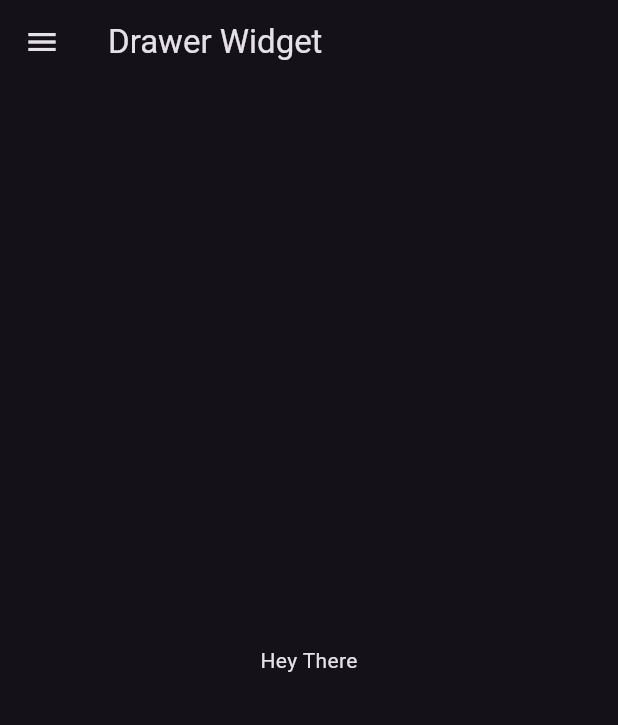
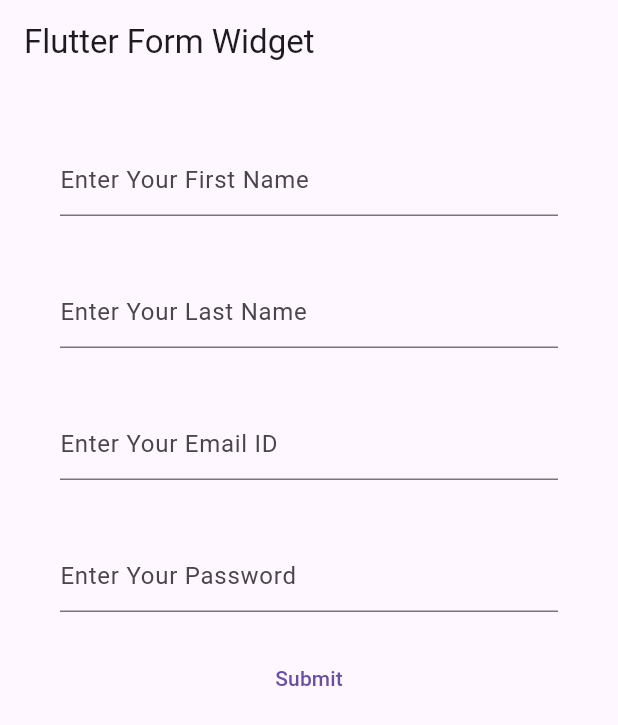
Before and after one commit to saieesh1997/FlutterCourse, a Flutter app: the screen it shows after launch, on a phone screen of 412 x 824 dp. Shown: the top 725 px of the screen. Run offline on Flutter 3.47's test engine with Material 3 defaults, Android fonts, the phone set to English and light mode, and no system bars; our stand-ins replace animated_text_kit.

Commit message:
Forms Widget Learnt

```diff
--- a/lecture_one/lib/main.dart
+++ b/lecture_one/lib/main.dart
@@ -1,8 +1,15 @@
 import 'package:flutter/material.dart';
-import 'package:lecture_one/widgets/dismissible.dart';
-import 'package:lecture_one/widgets/drawer.dart';
-import 'package:lecture_one/widgets/list_grid.dart';
-import 'package:lecture_one/widgets/snack_bar.dart';
+import 'package:lecture_one/widgets/BottomNav.dart';
+import 'package:lecture_one/widgets/animated_text.dart';
+import 'package:lecture_one/widgets/bottom_sheet.dart';
+import 'package:lecture_one/widgets/forms.dart';
+// import 'package:lecture_one/widgets/alert.dart';
+// import 'package:lecture_one/widgets/dismissible.dart';
+// import 'package:lecture_one/widgets/drawer.dart';
+// import 'package:lecture_one/widgets/image.dart';
+
+// import 'package:lecture_one/widgets/list_grid.dart';
+// import 'package:lecture_one/widgets/snack_bar.dart';
 // import 'package:lecture_one/widgets/Container_Sized.dart';
 // import 'package:lecture_one/widgets/rows_columns.dart';
 // import 'package:lecture_one/widgets/textbutton_elevatedbutton.dart';
@@ -16,9 +23,9 @@ class MyApp extends StatelessWidget {
   Widget build(BuildContext context) {
     return MaterialApp(
       debugShowCheckedModeBanner: false,
-      theme: ThemeData(brightness: Brightness.dark,
+      theme: ThemeData(brightness: Brightness.light,
       primaryColor: Colors.deepPurple),
-      home: const DrawerWidget(),
+      home: const FormsWidget(),
     );
   }
 }
--- /dev/null
+++ b/lecture_one/lib/widgets/forms.dart
@@ -0,0 +1,132 @@
+import 'package:flutter/material.dart';
+
+class FormsWidget extends StatefulWidget {
+  const FormsWidget({super.key});
+
+  @override
+  State<FormsWidget> createState() => _FormsWidgetState();
+}
+
+class _FormsWidgetState extends State<FormsWidget> {
+  String firstname = " ";
+  String lastname = " ";
+  String email = " ";
+  String password = " ";
+  final _formkey = GlobalKey<FormState>();
+
+  // ----Functions
+  trysubmit(){
+    final isValid = _formkey.currentState!.validate();
+    if(isValid){
+      _formkey.currentState!.save();
+      submitForm();
+    }
+    else{
+      print('Error');
+    }
+  }
+  submitForm(){
+    print(firstname);
+    print(lastname);
+    print(email);
+    print(password);
+  }
+
+  @override
+  Widget build(BuildContext context) {
+    return Scaffold(
+        appBar: AppBar(
+          title: const Text('Flutter Form Widget'),
+        ),
+        body: Center(
+          child: Padding(
+            padding: const EdgeInsets.all(20.0),
+            child: Form(
+              key: _formkey,
+              child: Column(
+                children: [
+                  Padding(
+                    padding: const EdgeInsets.all(20.0),
+                    child: TextFormField(
+                      decoration: const InputDecoration(
+                          hintText: 'Enter Your First Name'),
+                      key: const ValueKey('firstname'),
+                      validator: (value) {
+                        if (value.toString().isEmpty) {
+                          return 'First Name should not be Empty';
+                        } else {
+                          return null;
+                        }
+                      },
+                      onSaved: (value) {
+                        firstname = value.toString();
+                      },
+                    ),
+                  ),
+                  Padding(
+                    padding: const EdgeInsets.all(20.0),
+                    child: TextFormField(
+                      decoration: const InputDecoration(
+                          hintText: 'Enter Your Last Name'),
+                      key: const ValueKey('lastname'),
+                      validator: (value) {
+                        if (value.toString().isEmpty) {
+                          return 'Last Name should not be Empty';
+                        } else {
+                          return null;
+                        }
+                      },
+                      onSaved: (value) {
+                        lastname = value.toString();
+                      },
+                    ),
+                  ),
+                  Padding(
+                    padding: const EdgeInsets.all(20.0),
+                    child: TextFormField(
+                      decoration: const InputDecoration(
+                          hintText: 'Enter Your Email ID'),
+                      key: const ValueKey('email'),
+                      validator: (value) {
+                        if (value.toString().isEmpty) {
+                          return 'Email should not be Empty';
+                        } else {
+                          return null;
+                        }
+                      },
+                      onSaved: (value) {
+                        email = value.toString();
+                      },
+                    ),
+                  ),
+                  Padding(
+                    padding: const EdgeInsets.all(20.0),
+                    child: TextFormField(
+                      decoration: const InputDecoration(
+                          hintText: 'Enter Your Password'),
+                      key: const ValueKey('password'),
+                      validator: (value) {
+                        if (value.toString().length <= 5) {
+                          return 'Minimum Length of Password Must be 6';
+                        } else {
+                          return null;
+                        }
+                      },
+                      onSaved: (value) {
+                        password = value.toString();
+                      },
+                    ),
+                  ),
+                  TextButton(
+                    onPressed: () {
+                      trysubmit();
+                    },
+                    child: const Text('Submit'),
+                  )
+                ],
+              ),
+            ),
+          ),
+        ));
+  }
+}
--- a/lecture_one/pubspec.yaml
+++ b/lecture_one/pubspec.yaml
@@ -35,6 +35,7 @@ dependencies:
   # The following adds the Cupertino Icons font to your application.
   # Use with the CupertinoIcons class for iOS style icons.
   cupertino_icons: ^1.0.6
+  animated_text_kit: ^4.2.2
 
 dev_dependencies:
   flutter_test:
```
Also changed, not shown: lecture_one/lib/widgets/BottomNav.dart (added, +59 -0 lines), lecture_one/lib/widgets/alert.dart (added, +50 -0 lines), lecture_one/lib/widgets/animated_text.dart (added, +52 -0 lines), lecture_one/lib/widgets/bottom_sheet.dart (added, +56 -0 lines), lecture_one/lib/widgets/image.dart (added, +36 -0 lines), lecture_one/pubspec.lock.
